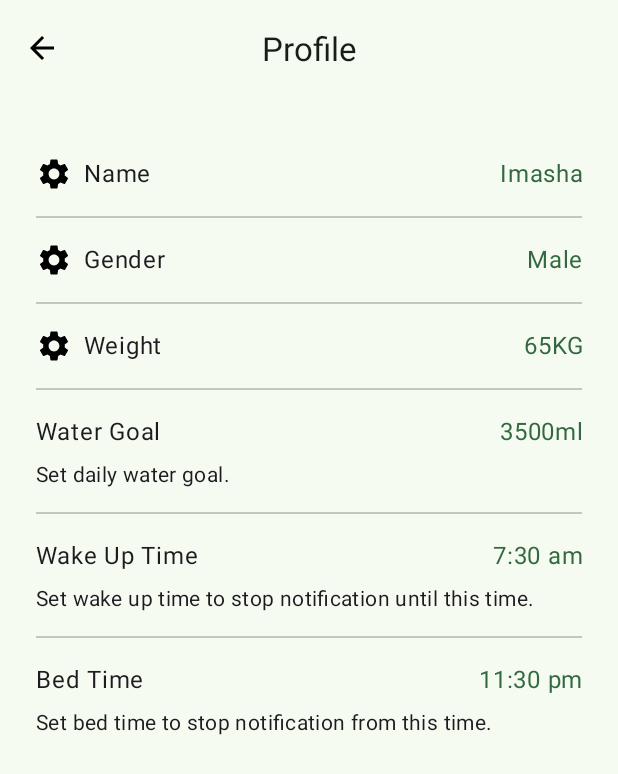
After one commit to imasha-senarath/hydrate-me, an Android app: the ProfileActivity screen opened directly, with no data from a screen before it, on a phone screen of 412 x 824 dp. The commit adds this screen. Shown: the top 774 px of the screen. Run offline under Robolectric (Android 15) with nearby library versions, the phone set to English and light mode, and no system bars.

Commit message:
Profile page.

```diff
--- a/app/src/main/java/com/imasha/hydrateme/data/source/FirebaseSource.kt
+++ b/app/src/main/java/com/imasha/hydrateme/data/source/FirebaseSource.kt
@@ -66,21 +66,6 @@ class FirebaseSource(private val firebaseAuth: FirebaseAuth) {
         }
     }
 
-    suspend fun saveUserData(user: User): Boolean = suspendCoroutine { continuation ->
-        val userMap = mapOf(
-            "name" to user.name,
-            "email" to user.email,
-        )
-
-        FirebaseFirestore.getInstance().collection("Users").document(user.id).set(userMap)
-            .addOnSuccessListener {
-                continuation.resume(true)
-            }
-            .addOnFailureListener { exception ->
-                continuation.resumeWithException(exception)
-            }
-    }
-
     fun logout(): Boolean {
         return try {
             firebaseAuth.signOut()
--- a/app/src/main/java/com/imasha/hydrateme/ui/base/BaseActivity.kt
+++ b/app/src/main/java/com/imasha/hydrateme/ui/base/BaseActivity.kt
@@ -3,8 +3,10 @@ package com.imasha.hydrateme.ui.base
 import android.content.pm.ActivityInfo
 import androidx.appcompat.app.AppCompatActivity
 import android.os.Bundle
-import com.google.android.material.appbar.MaterialToolbar
+import android.view.View
+import android.widget.Toast
 import com.imasha.hydrateme.R
+import com.imasha.hydrateme.databinding.ToolbarLayoutBinding
 
 open class BaseActivity : AppCompatActivity() {
     override fun onCreate(savedInstanceState: Bundle?) {
@@ -13,28 +15,35 @@ open class BaseActivity : AppCompatActivity() {
         requestedOrientation = ActivityInfo.SCREEN_ORIENTATION_PORTRAIT
     }
 
-    protected fun setUpToolbar(toolbar: MaterialToolbar, title: Int, isBackButtonEnabled: Boolean) {
-        setSupportActionBar(toolbar)
+    protected fun setUpToolbar(toolbar: ToolbarLayoutBinding, title: Int, isBackButtonEnabled: Boolean) {
+        setSupportActionBar(toolbar.appbar)
 
         supportActionBar?.apply {
             this.title = getString(title)
 
+            setDisplayHomeAsUpEnabled(true)
+            setDisplayShowHomeEnabled(true)
+
             setDisplayShowTitleEnabled(false)
 
-            setDisplayHomeAsUpEnabled(true)
-            setDisplayShowHomeEnabled(true)
+            toolbar.title.text = getString(title)
 
             if(isBackButtonEnabled) {
                 setHomeAsUpIndicator(R.drawable.ic_back)
             } else {
+                toolbar.icNotification.visibility = View.VISIBLE
                 setHomeAsUpIndicator(R.drawable.ic_menu)
             }
         }
 
         if (isBackButtonEnabled) {
-            toolbar.setNavigationOnClickListener {
+            toolbar.appbar.setNavigationOnClickListener {
                 onBackPressed()
             }
         }
     }
+
+    fun showToast(message: String){
+        Toast.makeText(this, message, Toast.LENGTH_SHORT).show()
+    }
 }
--- a/app/src/main/java/com/imasha/hydrateme/ui/home/HomeActivity.kt
+++ b/app/src/main/java/com/imasha/hydrateme/ui/home/HomeActivity.kt
@@ -18,7 +18,11 @@ import com.imasha.hydrateme.databinding.ActivityHomeBinding
 import com.imasha.hydrateme.ui.base.BaseActivity
 import com.imasha.hydrateme.ui.login.LoginActivity
 import com.imasha.hydrateme.ui.login.LoginViewModel
+import com.imasha.hydrateme.ui.profile.ProfileActivity
 import com.imasha.hydrateme.utils.AppDialog
+import com.imasha.hydrateme.utils.DateUtils
+import com.imasha.hydrateme.utils.DateUtils.DD_MM_YYYY
+import com.imasha.hydrateme.utils.DateUtils.getCurrentDate
 
 class HomeActivity : BaseActivity() {
 
@@ -42,13 +46,13 @@ class HomeActivity : BaseActivity() {
 
         homeViewModel = ViewModelProvider(this, factory)[HomeViewModel::class.java]
 
+        initViewModels();
+
         homeViewModel.getUserId();
-
-        initViewModels();
 
         appDialog = AppDialog(this);
 
-        setUpToolbar(binding.toolbar.appbar, R.string.app_name, false)
+        setUpToolbar(binding.toolbar, R.string.app_name, false)
 
         binding.toolbar.appbar.setNavigationOnClickListener {
             binding.drawerLayout.openDrawer(GravityCompat.START)
@@ -57,7 +61,7 @@ class HomeActivity : BaseActivity() {
         binding.navView.setNavigationItemSelectedListener { menuItem ->
             when (menuItem.itemId) {
                 R.id.nav_profile -> {
-                    Toast.makeText(this, "Profile Clicked", Toast.LENGTH_SHORT).show()
+                    navigateToProfileActivity()
                     true
                 }
                 R.id.nav_notifications -> {
@@ -92,20 +96,26 @@ class HomeActivity : BaseActivity() {
         homeViewModel.userId.observe(this) { userId  ->
             if(userId != null) {
                 currentUserId = userId
-                //Toast.makeText(this, currentUserId, Toast.LENGTH_SHORT).show()
             }
         }
 
         homeViewModel.cupSize.observe(this) { itemList ->
             binding.cupList.adapter = CupAdapter(itemList) { clickedCup ->
-
                 val drinkMap = mapOf(
                     "user" to currentUserId,
                     "size" to clickedCup.size,
+                    "date" to getCurrentDate(DD_MM_YYYY),
                 )
 
-                homeViewModel.saveData("Drinks", currentUserId, drinkMap)
-                Toast.makeText(this, "Clicked: ${clickedCup.size}ml", Toast.LENGTH_SHORT).show()
+                homeViewModel.saveData("Drinks", "", drinkMap)
+            }
+        }
+
+        homeViewModel.saveDataStatus.observe(this) { result ->
+            result.onSuccess {
+                showToast("Drink Added.")
+            }.onFailure { exception ->
+                appDialog.showErrorDialog(exception.message.toString());
             }
         }
 
@@ -124,4 +134,9 @@ class HomeActivity : BaseActivity() {
         finish()
     }
 
+    private fun navigateToProfileActivity() {
+        val intent = Intent(this, ProfileActivity::class.java)
+        startActivity(intent)
+    }
+
 }
--- /dev/null
+++ b/app/src/main/java/com/imasha/hydrateme/ui/profile/ProfileActivity.kt
@@ -0,0 +1,22 @@
+package com.imasha.hydrateme.ui.profile
+
+import androidx.appcompat.app.AppCompatActivity
+import android.os.Bundle
+import com.imasha.hydrateme.R
+import com.imasha.hydrateme.databinding.ActivityHomeBinding
+import com.imasha.hydrateme.databinding.ActivityProfileBinding
+import com.imasha.hydrateme.ui.base.BaseActivity
+
+class ProfileActivity : BaseActivity() {
+
+    private lateinit var binding: ActivityProfileBinding
+
+    override fun onCreate(savedInstanceState: Bundle?) {
+        super.onCreate(savedInstanceState)
+        binding = ActivityProfileBinding.inflate(layoutInflater)
+        setContentView(binding.root)
+        //setContentView(R.layout.activity_profile)
+
+        setUpToolbar(binding.toolbar, R.string.profile, true)
+    }
+}
--- /dev/null
+++ b/app/src/main/java/com/imasha/hydrateme/utils/DateUtils.kt
@@ -0,0 +1,77 @@
+package com.imasha.hydrateme.utils
+
+import java.text.SimpleDateFormat
+import java.util.*
+
+object DateUtils {
+
+    const val DD_MM_YYYY = "dd-MM-yyyy"
+
+    fun getCurrentDate(pattern: String): String {
+        val currentDate = Date()
+        return formatDate(currentDate, pattern)
+    }
+
+    // Format a Date to a string with the given pattern
+    fun formatDate(date: Date, pattern: String): String {
+
+        val formatter = SimpleDateFormat(pattern, Locale.getDefault())
+        return formatter.format(date)
+    }
+
+    // Parse a string to a Date object with the given pattern
+    fun parseDate(dateString: String, pattern: String): Date? {
+        return try {
+            val formatter = SimpleDateFormat(pattern, Locale.getDefault())
+            formatter.parse(dateString)
+        } catch (e: Exception) {
+            null // Return null if parsing fails
+        }
+    }
+
+    // Add or subtract days from a Date
+    fun addDaysToDate(date: Date, days: Int): Date {
+        val calendar = Calendar.getInstance()
+        calendar.time = date
+        calendar.add(Calendar.DAY_OF_MONTH, days)
+        return calendar.time
+    }
+
+    // Check if two dates are on the same day
+    fun isSameDay(date1: Date, date2: Date): Boolean {
+        val calendar1 = Calendar.getInstance().apply { time = date1 }
+        val calendar2 = Calendar.getInstance().apply { time = date2 }
+        return calendar1.get(Calendar.YEAR) == calendar2.get(Calendar.YEAR) &&
+                calendar1.get(Calendar.DAY_OF_YEAR) == calendar2.get(Calendar.DAY_OF_YEAR)
+    }
+
+    // Get the difference in days between two dates
+    fun getDaysBetweenDates(startDate: Date, endDate: Date): Long {
+        val differenceInMillis = endDate.time - startDate.time
+        return differenceInMillis / (1000 * 60 * 60 * 24)
+    }
+
+    // Get a Date object representing the start of the day
+    fun getStartOfDay(date: Date): Date {
+        val calendar = Calendar.getInstance().apply {
+            time = date
+            set(Calendar.HOUR_OF_DAY, 0)
+            set(Calendar.MINUTE, 0)
+            set(Calendar.SECOND, 0)
+            set(Calendar.MILLISECOND, 0)
+        }
+        return calendar.time
+    }
+
+    // Get a Date object representing the end of the day
+    fun getEndOfDay(date: Date): Date {
+        val calendar = Calendar.getInstance().apply {
+            time = date
+            set(Calendar.HOUR_OF_DAY, 23)
+            set(Calendar.MINUTE, 59)
+            set(Calendar.SECOND, 59)
+            set(Calendar.MILLISECOND, 999)
+        }
+        return calendar.time
+    }
+}
--- a/app/src/main/res/drawable/ic_notifications.xml
+++ b/app/src/main/res/drawable/ic_notifications.xml
@@ -1,5 +1,5 @@
 <vector android:height="24dp" android:tint="#000000"
     android:viewportHeight="24" android:viewportWidth="24"
     android:width="24dp" xmlns:android="http://schemas.android.com/apk/res/android">
-    <path android:fillColor="@android:color/white" android:pathData="M12,22c1.1,0 2,-0.9 2,-2h-4c0,1.1 0.9,2 2,2zM18,16v-5c0,-3.07 -1.63,-5.64 -4.5,-6.32L13.5,4c0,-0.83 -0.67,-1.5 -1.5,-1.5s-1.5,0.67 -1.5,1.5v0.68C7.64,5.36 6,7.92 6,11v5l-2,2v1h16v-1l-2,-2zM16,17L8,17v-6c0,-2.48 1.51,-4.5 4,-4.5s4,2.02 4,4.5v6z"/>
+    <path android:fillColor="@android:color/white" android:pathData="M12,22c1.1,0 2,-0.9 2,-2h-4c0,1.1 0.89,2 2,2zM18,16v-5c0,-3.07 -1.64,-5.64 -4.5,-6.32L13.5,4c0,-0.83 -0.67,-1.5 -1.5,-1.5s-1.5,0.67 -1.5,1.5v0.68C7.63,5.36 6,7.92 6,11v5l-2,2v1h16v-1l-2,-2z"/>
 </vector>
--- /dev/null
+++ b/app/src/main/res/drawable/ic_profile.xml
@@ -0,0 +1,5 @@
+<vector android:height="24dp" android:tint="#000000"
+    android:viewportHeight="24" android:viewportWidth="24"
+    android:width="24dp" xmlns:android="http://schemas.android.com/apk/res/android">
+    <path android:fillColor="@android:color/white" android:pathData="M12,2C6.48,2 2,6.48 2,12s4.48,10 10,10s10,-4.48 10,-10S17.52,2 12,2zM12,6c1.93,0 3.5,1.57 3.5,3.5S13.93,13 12,13s-3.5,-1.57 -3.5,-3.5S10.07,6 12,6zM12,20c-2.03,0 -4.43,-0.82 -6.14,-2.88C7.55,15.8 9.68,15 12,15s4.45,0.8 6.14,2.12C16.43,19.18 14.03,20 12,20z"/>
+</vector>
--- a/app/src/main/res/drawable/ic_user.xml
+++ /dev/null
@@ -1,5 +0,0 @@
-<vector android:height="24dp" android:tint="#000000"
-    android:viewportHeight="24" android:viewportWidth="24"
-    android:width="24dp" xmlns:android="http://schemas.android.com/apk/res/android">
-    <path android:fillColor="@android:color/white" android:pathData="M12,12c2.21,0 4,-1.79 4,-4s-1.79,-4 -4,-4 -4,1.79 -4,4 1.79,4 4,4zM12,14c-2.67,0 -8,1.34 -8,4v2h16v-2c0,-2.66 -5.33,-4 -8,-4z"/>
-</vector>
--- a/app/src/main/res/layout/activity_login.xml
+++ b/app/src/main/res/layout/activity_login.xml
@@ -50,7 +50,7 @@
             android:autofillHints="password" />
 
         <com.google.android.material.button.MaterialButton
-            android:id="@+id/btn_login"
+            android:id="@+id/btnLogin"
             style="@style/AppPrimaryButton"
             android:layout_width="match_parent"
             android:text="@string/login" />
--- /dev/null
+++ b/app/src/main/res/layout/activity_profile.xml
@@ -0,0 +1,275 @@
+<?xml version="1.0" encoding="utf-8"?>
+<RelativeLayout xmlns:android="http://schemas.android.com/apk/res/android"
+    xmlns:app="http://schemas.android.com/apk/res-auto"
+    xmlns:tools="http://schemas.android.com/tools"
+    android:layout_width="match_parent"
+    android:layout_height="match_parent"
+    tools:context=".ui.profile.ProfileActivity">
+
+    <include
+        android:id="@+id/toolbar"
+        layout="@layout/toolbar_layout" />
+
+    <ScrollView
+        android:layout_width="match_parent"
+        android:layout_height="match_parent"
+        android:layout_below="@id/toolbar"
+        android:padding="@dimen/spacing_large">
+
+        <LinearLayout
+            android:layout_width="match_parent"
+            android:layout_height="wrap_content"
+            android:orientation="vertical">
+
+            <LinearLayout
+                android:layout_width="match_parent"
+                android:layout_height="match_parent"
+                android:orientation="horizontal"
+                android:layout_marginTop="@dimen/spacing_medium"
+                android:layout_marginBottom="@dimen/spacing_medium">
+
+                <ImageView
+                    android:id="@+id/imageView3"
+                    android:layout_width="wrap_content"
+                    android:layout_height="wrap_content"
+                    app:srcCompat="@drawable/ic_settings"
+                    android:layout_marginRight="@dimen/spacing_small"/>
+
+                <TextView
+                    android:id="@+id/textView4"
+                    android:layout_width="match_parent"
+                    android:layout_height="wrap_content"
+                    android:layout_weight="1"
+                    android:text="Name"
+                    style="@style/TextAppearance.Material3.BodyLarge"/>
+
+                <TextView
+                    android:id="@+id/name"
+                    android:layout_width="match_parent"
+                    android:layout_height="wrap_content"
+                    android:layout_weight="1"
+                    android:text="Imasha"
+                    android:textAlignment="textEnd"
+                    style="@style/TextAppearance.Material3.BodyLarge"
+                    android:textColor="@color/md_theme_primary"/>
+
+            </LinearLayout>
+
+            <View
+                android:layout_width="match_parent"
+                android:layout_height="1dp"
+                android:layout_gravity="bottom"
+                android:background="@color/md_theme_outlineVariant" />
+
+            <LinearLayout
+                android:layout_width="match_parent"
+                android:layout_height="match_parent"
+                android:orientation="horizontal"
+                android:layout_marginTop="@dimen/spacing_medium"
+                android:layout_marginBottom="@dimen/spacing_medium">
+
+                <ImageView
+                    android:layout_width="wrap_content"
+                    android:layout_height="wrap_content"
+                    app:srcCompat="@drawable/ic_settings"
+                    android:layout_marginRight="@dimen/spacing_small"/>
+
+                <TextView
+                    android:layout_width="match_parent"
+                    android:layout_height="wrap_content"
+                    android:layout_weight="1"
+                    android:text="Gender"
+                    style="@style/TextAppearance.Material3.BodyLarge"/>
+
+                <TextView
+                    android:id="@+id/gender"
+                    android:layout_width="match_parent"
+                    android:layout_height="wrap_content"
+                    android:layout_weight="1"
+                    android:text="Male"
+                    android:textAlignment="textEnd"
+                    style="@style/TextAppearance.Material3.BodyLarge"
+                    android:textColor="@color/md_theme_primary"/>
+
+            </LinearLayout>
+
+            <View
+                android:layout_width="match_parent"
+                android:layout_height="1dp"
+                android:layout_gravity="bottom"
+                android:background="@color/md_theme_outlineVariant" />
+
+            <LinearLayout
+                android:layout_width="match_parent"
+                android:layout_height="match_parent"
+                android:orientation="horizontal"
+                android:layout_marginTop="@dimen/spacing_medium"
+                android:layout_marginBottom="@dimen/spacing_medium">
+
+                <ImageView
+                    android:layout_width="wrap_content"
+                    android:layout_height="wrap_content"
+                    app:srcCompat="@drawable/ic_settings"
+                    android:layout_marginRight="@dimen/spacing_small"/>
+
+                <TextView
+                    android:layout_width="match_parent"
+                    android:layout_height="wrap_content"
+                    android:layout_weight="1"
+                    android:text="Weight"
+                    style="@style/TextAppearance.Material3.BodyLarge"/>
+
+                <TextView
+                    android:id="@+id/weight"
+                    android:layout_width="match_parent"
+                    android:layout_height="wrap_content"
+                    android:layout_weight="1"
+                    android:text="65KG"
+                    android:textAlignment="textEnd"
+                    style="@style/TextAppearance.Material3.BodyLarge"
+                    android:textColor="@color/md_theme_primary"/>
+
+            </LinearLayout>
+
+            <View
+                android:layout_width="match_parent"
+                android:layout_height="1dp"
+                android:layout_gravity="bottom"
+                android:background="@color/md_theme_outlineVariant" />
+
+            <LinearLayout
+                android:layout_width="match_parent"
+                android:layout_height="match_parent"
+                android:orientation="vertical"
+                android:layout_marginTop="@dimen/spacing_medium"
+                android:layout_marginBottom="@dimen/spacing_medium">
+
+                <LinearLayout
+                    android:layout_width="match_parent"
+                    android:layout_height="match_parent"
+                    android:orientation="horizontal"
+                    android:layout_marginBottom="@dimen/spacing_small">
+
+                    <TextView
+                        android:layout_width="match_parent"
+                        android:layout_height="wrap_content"
+                        android:layout_weight="1"
+                        android:text="Water Goal"
+                        style="@style/TextAppearance.Material3.BodyLarge"/>
+
+                    <TextView
+                        android:id="@+id/goal"
+                        android:layout_width="match_parent"
+                        android:layout_height="wrap_content"
+                        android:layout_weight="1"
+                        android:text="3500ml"
+                        android:textAlignment="textEnd"
+                        style="@style/TextAppearance.Material3.BodyLarge"
+                        android:textColor="@color/md_theme_primary"/>
+
+                </LinearLayout>
+
+                <TextView
+                    android:layout_width="match_parent"
+                    android:layout_height="wrap_content"
+                    android:layout_weight="1"
+                    android:text="Set daily water goal."
+                    style="@style/TextAppearance.Material3.BodyMedium"/>
+            </LinearLayout>
+
+            <View
+                android:layout_width="match_parent"
+                android:layout_height="1dp"
+                android:layout_gravity="bottom"
+                android:background="@color/md_theme_outlineVariant" />
+
+            <LinearLayout
+                android:layout_width="match_parent"
+                android:layout_height="match_parent"
+                android:orientation="vertical"
+                android:layout_marginTop="@dimen/spacing_medium"
+                android:layout_marginBottom="@dimen/spacing_medium">
+
+                <LinearLayout
+                    android:layout_width="match_parent"
+                    android:layout_height="match_parent"
+                    android:orientation="horizontal"
+                    android:layout_marginBottom="@dimen/spacing_small">
+
+                    <TextView
+                        android:layout_width="match_parent"
+                        android:layout_height="wrap_content"
+                        android:layout_weight="1"
+                        android:text="Wake Up Time"
+                        style="@style/TextAppearance.Material3.BodyLarge"/>
+
+                    <TextView
+                        android:id="@+id/wake_up_time"
+                        android:layout_width="match_parent"
+                        android:layout_height="wrap_content"
+                        android:layout_weight="1"
+                        android:text="7:30 am"
+                        android:textAlignment="textEnd"
+                        style="@style/TextAppearance.Material3.BodyLarge"
+                        android:textColor="@color/md_theme_primary"/>
+
+                </LinearLayout>
+
+                <TextView
+                    android:layout_width="match_parent"
+                    android:layout_height="wrap_content"
+                    android:layout_weight="1"
+                    android:text="Set wake up time to stop notification until this time."
+                    style="@style/TextAppearance.Material3.BodyMedium"/>
+            </LinearLayout>
+
+            <View
+                android:layout_width="match_parent"
+                android:layout_height="1dp"
+                android:layout_gravity="bottom"
+                android:background="@color/md_theme_outlineVariant" />
+
+            <LinearLayout
+                android:layout_width="match_parent"
+                android:layout_height="match_parent"
+                android:orientation="vertical"
+                android:layout_marginTop="@dimen/spacing_medium"
+                android:layout_marginBottom="@dimen/spacing_medium">
+
+                <LinearLayout
+                    android:layout_width="match_parent"
+                    android:layout_height="match_parent"
+                    android:orientation="horizontal"
+                    android:layout_marginBottom="@dimen/spacing_small">
+
+                    <TextView
+                        android:layout_width="match_parent"
+                        android:layout_height="wrap_content"
+                        android:layout_weight="1"
+                        android:text="Bed Time"
+                        style="@style/TextAppearance.Material3.BodyLarge"/>
+
+                    <TextView
+                        android:id="@+id/bed_time"
+                        android:layout_width="match_parent"
+                        android:layout_height="wrap_content"
+                        android:layout_weight="1"
+                        android:text="11:30 pm"
+                        android:textAlignment="textEnd"
+                        style="@style/TextAppearance.Material3.BodyLarge"
+                        android:textColor="@color/md_theme_primary"/>
+
+                </LinearLayout>
+
+                <TextView
+                    android:layout_width="match_parent"
+                    android:layout_height="wrap_content"
+                    android:layout_weight="1"
+                    android:text="Set bed time to stop notification from this time."
+                    style="@style/TextAppearance.Material3.BodyMedium"/>
+            </LinearLayout>
+
+        </LinearLayout>
+    </ScrollView>
+
+</RelativeLayout>
--- a/app/src/main/res/layout/nav_header.xml
+++ b/app/src/main/res/layout/nav_header.xml
@@ -31,8 +31,8 @@
     <View
         android:id="@+id/bottom_line"
         android:layout_width="match_parent"
-        android:layout_height="2dp"
+        android:layout_height="1dp"
         android:layout_gravity="bottom"
-        android:background="@android:color/darker_gray" />
+        android:background="@color/md_theme_outlineVariant" />
 
 </LinearLayout>
--- a/app/src/main/res/layout/toolbar_layout.xml
+++ b/app/src/main/res/layout/toolbar_layout.xml
@@ -10,21 +10,20 @@
         android:layout_height="wrap_content">
 
         <TextView
+            android:id="@+id/title"
             style="@style/TextAppearance.Material3.ActionBar.Title"
             android:layout_width="wrap_content"
             android:layout_height="wrap_content"
-            android:text="@string/app_name"
             android:layout_gravity="center" />
 
         <ImageView
-            android:id="@+id/notification_icon"
+            android:id="@+id/icNotification"
             android:layout_width="wrap_content"
             android:layout_height="wrap_content"
             android:layout_gravity="end"
             android:padding="20dp"
-            android:src="@drawable/ic_notifications" />
+            android:src="@drawable/ic_notifications"
+            android:visibility="gone"/>
 
     </com.google.android.material.appbar.MaterialToolbar>
-
-
 </RelativeLayout>
--- a/app/src/main/res/menu/drawer_menu.xml
+++ b/app/src/main/res/menu/drawer_menu.xml
@@ -3,7 +3,7 @@
         <item
             android:id="@+id/nav_profile"
             android:title="@string/profile"
-            android:icon="@drawable/ic_user"/>
+            android:icon="@drawable/ic_profile"/>
 
         <item
             android:id="@+id/nav_notifications"
```
Also changed, not shown: app/src/main/AndroidManifest.xml (+7 -0 lines).
